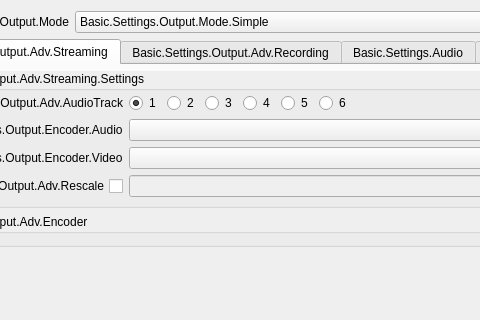
This is UI/forms/OBSBasicSettings.ui in BlueCheeseburger/obs-studio as Qt 5 draws it before an edit; both pictures show x 301 to 781 and y 0 to 320 of the 981 by 730 pixel window. The edited form follows.
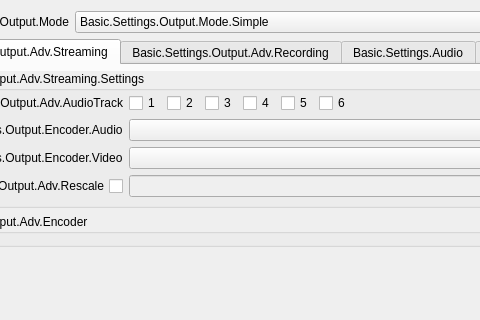
This is the edited form. The open tabs and pages were chosen to show the change. Icons and pictures are not drawn. Custom widgets are drawn as their Qt base class.

Commit message:
UI: Enable audio multi-track w/ mpegts streaming
This enables audio multi-track support in UI for mpegts streams (srt,
rist ...).
The UI changes were coded though to allow re-use by other protocols.

Diff of the .ui file:
```diff
--- a/UI/forms/OBSBasicSettings.ui
+++ b/UI/forms/OBSBasicSettings.ui
@@ -2432,7 +2432,17 @@
                             </widget>
                            </item>
                            <item row="1" column="1">
-                            <widget class="QFrame" name="widget_8">
+                            <widget class="QStackedWidget" name="advStreamTrackWidget">
+                             <property name="sizePolicy">
+                              <sizepolicy hsizetype="Maximum" vsizetype="Preferred">
+                               <horstretch>0</horstretch>
+                               <verstretch>0</verstretch>
+                              </sizepolicy>
+                             </property>
+                             <property name="currentIndex">
+                              <number>0</number>
+                             </property>
+                             <widget class="QFrame" name="streamSingleTracks">
                              <property name="sizePolicy">
                               <sizepolicy hsizetype="Maximum" vsizetype="Preferred">
                                <horstretch>0</horstretch>
@@ -2499,6 +2509,65 @@
                               </item>
                              </layout>
                             </widget>
+                             <widget class="QWidget" name="streamMultiTracks">
+                               <layout class="QHBoxLayout" name="horizontalLayout_multitrack">
+                                <property name="leftMargin">
+                                 <number>0</number>
+                                </property>
+                                <property name="topMargin">
+                                 <number>0</number>
+                                </property>
+                                <property name="rightMargin">
+                                 <number>0</number>
+                                </property>
+                                <property name="bottomMargin">
+                                 <number>0</number>
+                                </property>
+                                <item>
+                                 <widget class="QCheckBox" name="advOutMultiTrack1">
+                                  <property name="text">
+                                   <string notr="true">1</string>
+                                  </property>
+                                 </widget>
+                                </item>
+                                <item>
+                                 <widget class="QCheckBox" name="advOutMultiTrack2">
+                                  <property name="text">
+                                   <string notr="true">2</string>
+                                  </property>
+                                 </widget>
+                                </item>
+                                <item>
+                                 <widget class="QCheckBox" name="advOutMultiTrack3">
+                                  <property name="text">
+                                   <string notr="true">3</string>
+                                  </property>
+                                 </widget>
+                                </item>
+                                <item>
+                                 <widget class="QCheckBox" name="advOutMultiTrack4">
+                                  <property name="text">
+                                   <string notr="true">4</string>
+                                  </property>
+                                 </widget>
+                                </item>
+                                <item>
+                                 <widget class="QCheckBox" name="advOutMultiTrack5">
+                                  <property name="text">
+                                   <string notr="true">5</string>
+                                  </property>
+                                 </widget>
+                                </item>
+                                <item>
+                                 <widget class="QCheckBox" name="advOutMultiTrack6">
+                                  <property name="text">
+                                   <string notr="true">6</string>
+                                  </property>
+                                 </widget>
+                                </item>
+                               </layout>
+                              </widget>
+			    </widget>
                            </item>
                            <item row="2" column="0">
                             <widget class="QLabel" name="advOutAEncLabel">
```
Left out of the diff: 6 changed lines with no effect on the pictures. Lines whose indentation alone changed are shown as unchanged. The commit also changes 5 other files.
